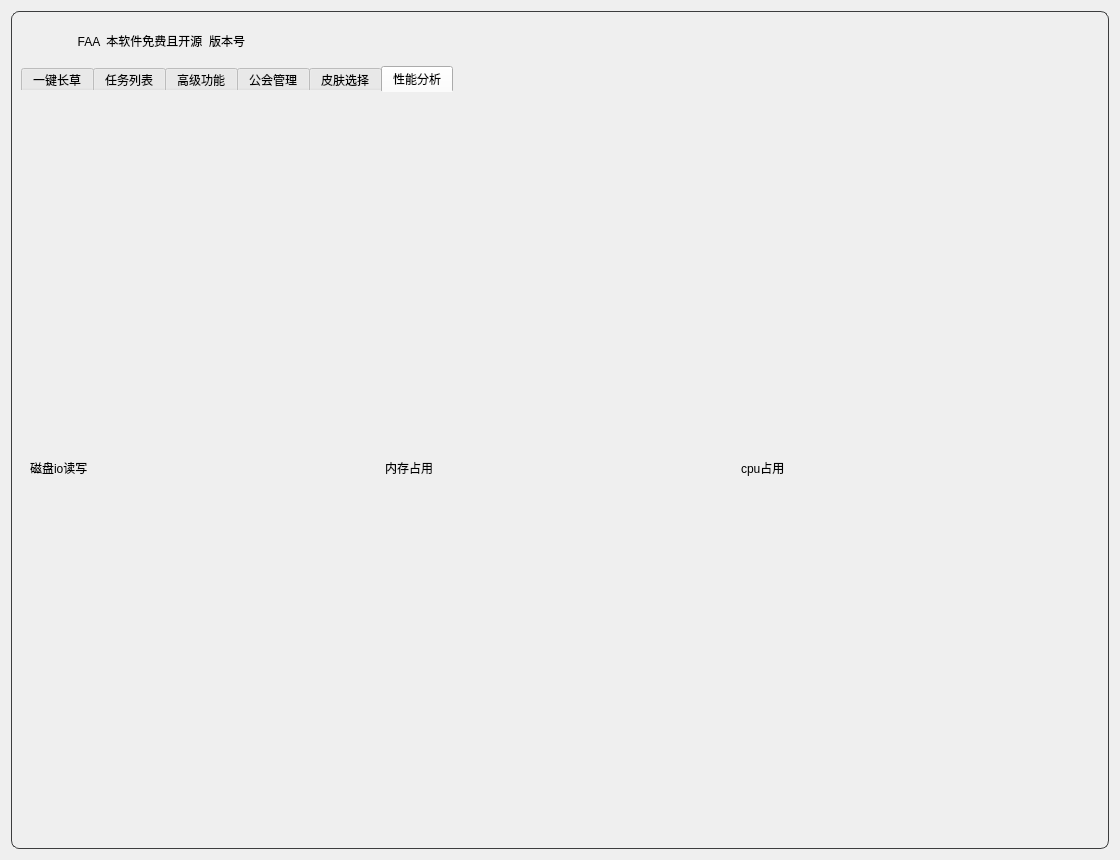
Old version of the form resource/ui/FAA_3.0.ui in the repository StareAbyss/FoodsVsMiceAutoAssistant.
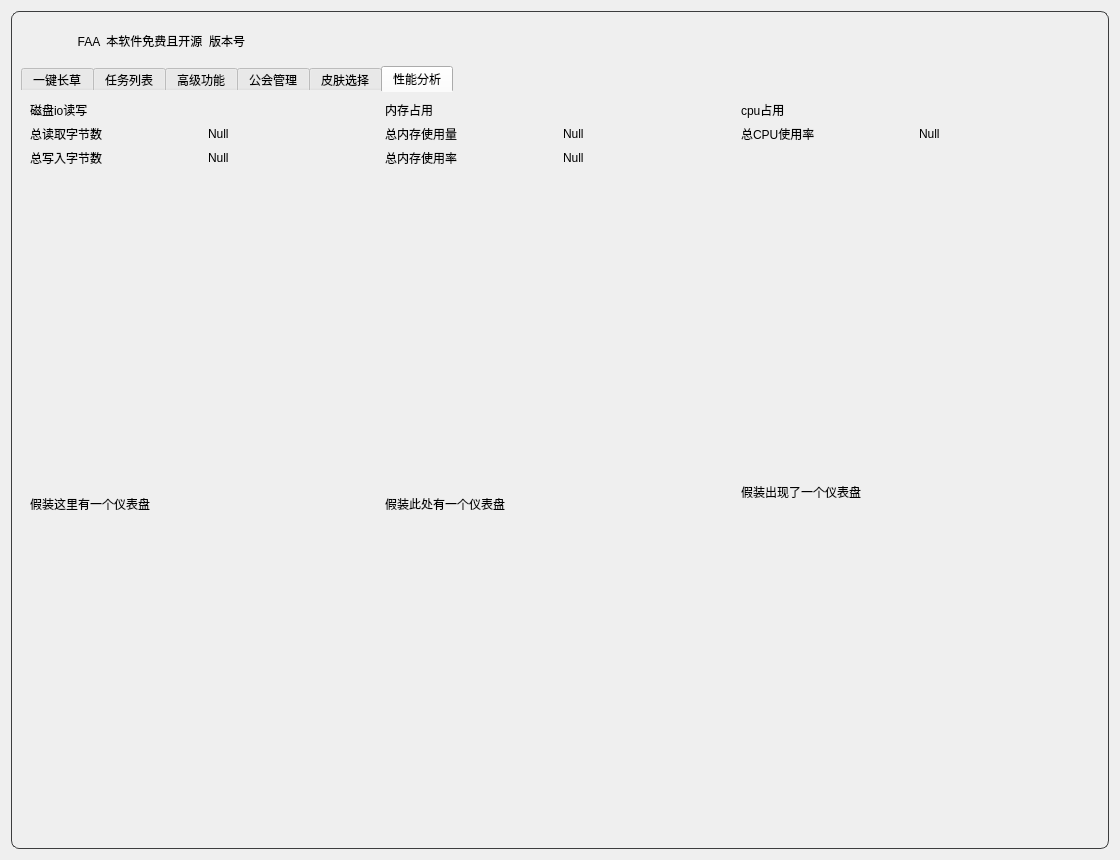
New version of the form. The open tabs and pages were chosen to show the change. Icons and pictures are not drawn. Custom widgets are drawn as their Qt base class.

Commit message: v1.5.0 beta3 性能仪表盘框架细节完善

Patch:
```diff
--- a/resource/ui/FAA_3.0.ui
+++ b/resource/ui/FAA_3.0.ui
@@ -10074,25 +10074,232 @@
         </attribute>
         <layout class="QHBoxLayout" name="horizontalLayout_7">
          <item>
-          <widget class="QLabel" name="label_8">
-           <property name="text">
-            <string>磁盘io读写</string>
-           </property>
-          </widget>
+          <layout class="QVBoxLayout" name="verticalLayout_12">
+           <item>
+            <widget class="QLabel" name="label_8">
+             <property name="text">
+              <string>磁盘io读写</string>
+             </property>
+            </widget>
+           </item>
+           <item>
+            <layout class="QHBoxLayout" name="horizontalLayout_8">
+             <item>
+              <widget class="QLabel" name="label_14">
+               <property name="text">
+                <string>总读取字节数</string>
+               </property>
+              </widget>
+             </item>
+             <item>
+              <widget class="QLabel" name="read_bytes_label">
+               <property name="text">
+                <string>Null</string>
+               </property>
+              </widget>
+             </item>
+            </layout>
+           </item>
+           <item>
+            <layout class="QHBoxLayout" name="horizontalLayout_9">
+             <item>
+              <widget class="QLabel" name="label_20">
+               <property name="text">
+                <string>总写入字节数</string>
+               </property>
+              </widget>
+             </item>
+             <item>
+              <widget class="QLabel" name="write_bytes_label">
+               <property name="text">
+                <string>Null</string>
+               </property>
+              </widget>
+             </item>
+            </layout>
+           </item>
+           <item>
+            <spacer name="verticalSpacer_13">
+             <property name="orientation">
+              <enum>Qt::Vertical</enum>
+             </property>
+             <property name="sizeHint" stdset="0">
+              <size>
+               <width>20</width>
+               <height>40</height>
+              </size>
+             </property>
+            </spacer>
+           </item>
+           <item>
+            <widget class="QLabel" name="label_17">
+             <property name="sizePolicy">
+              <sizepolicy hsizetype="Preferred" vsizetype="Preferred">
+               <horstretch>0</horstretch>
+               <verstretch>0</verstretch>
+              </sizepolicy>
+             </property>
+             <property name="text">
+              <string>假装这里有一个仪表盘</string>
+             </property>
+            </widget>
+           </item>
+           <item>
+            <spacer name="verticalSpacer_14">
+             <property name="orientation">
+              <enum>Qt::Vertical</enum>
+             </property>
+             <property name="sizeHint" stdset="0">
+              <size>
+               <width>20</width>
+               <height>40</height>
+              </size>
+             </property>
+            </spacer>
+           </item>
+          </layout>
          </item>
          <item>
-          <widget class="QLabel" name="label_9">
-           <property name="text">
-            <string>内存占用</string>
-           </property>
-          </widget>
+          <layout class="QVBoxLayout" name="verticalLayout_13">
+           <item>
+            <widget class="QLabel" name="label_9">
+             <property name="text">
+              <string>内存占用</string>
+             </property>
+            </widget>
+           </item>
+           <item>
+            <layout class="QHBoxLayout" name="horizontalLayout_10">
+             <item>
+              <widget class="QLabel" name="label_15">
+               <property name="text">
+                <string>总内存使用量</string>
+               </property>
+              </widget>
+             </item>
+             <item>
+              <widget class="QLabel" name="total_memory_rss_label">
+               <property name="text">
+                <string>Null</string>
+               </property>
+              </widget>
+             </item>
+            </layout>
+           </item>
+           <item>
+            <layout class="QHBoxLayout" name="horizontalLayout_11">
+             <item>
+              <widget class="QLabel" name="label_21">
+               <property name="text">
+                <string>总内存使用率</string>
+               </property>
+              </widget>
+             </item>
+             <item>
+              <widget class="QLabel" name="total_memory_percent_label">
+               <property name="text">
+                <string>Null</string>
+               </property>
+              </widget>
+             </item>
+            </layout>
+           </item>
+           <item>
+            <spacer name="verticalSpacer_9">
+             <property name="orientation">
+              <enum>Qt::Vertical</enum>
+             </property>
+             <property name="sizeHint" stdset="0">
+              <size>
+               <width>20</width>
+               <height>40</height>
+              </size>
+             </property>
+            </spacer>
+           </item>
+           <item>
+            <widget class="QLabel" name="label_18">
+             <property name="text">
+              <string>假装此处有一个仪表盘</string>
+             </property>
+            </widget>
+           </item>
+           <item>
+            <spacer name="verticalSpacer_15">
+             <property name="orientation">
+              <enum>Qt::Vertical</enum>
+             </property>
+             <property name="sizeHint" stdset="0">
+              <size>
+               <width>20</width>
+               <height>40</height>
+              </size>
+             </property>
+            </spacer>
+           </item>
+          </layout>
          </item>
          <item>
-          <widget class="QLabel" name="label_13">
-           <property name="text">
-            <string>cpu占用</string>
-           </property>
-          </widget>
+          <layout class="QVBoxLayout" name="verticalLayout_14">
+           <item>
+            <widget class="QLabel" name="label_13">
+             <property name="text">
+              <string>cpu占用</string>
+             </property>
+            </widget>
+           </item>
+           <item>
+            <layout class="QHBoxLayout" name="horizontalLayout_12">
+             <item>
+              <widget class="QLabel" name="label_16">
+               <property name="text">
+                <string>总CPU使用率</string>
+               </property>
+              </widget>
+             </item>
+             <item>
+              <widget class="QLabel" name="total_cpu_percent_label">
+               <property name="text">
+                <string>Null</string>
+               </property>
+              </widget>
+             </item>
+            </layout>
+           </item>
+           <item>
+            <spacer name="verticalSpacer_8">
+             <property name="orientation">
+              <enum>Qt::Vertical</enum>
+             </property>
+             <property name="sizeHint" stdset="0">
+              <size>
+               <width>20</width>
+               <height>40</height>
+              </size>
+             </property>
+            </spacer>
+           </item>
+           <item>
+            <widget class="QLabel" name="label_19">
+             <property name="text">
+              <string>假装出现了一个仪表盘</string>
+             </property>
+            </widget>
+           </item>
+           <item>
+            <spacer name="verticalSpacer_16">
+             <property name="orientation">
+              <enum>Qt::Vertical</enum>
+             </property>
+             <property name="sizeHint" stdset="0">
+              <size>
+               <width>20</width>
+               <height>40</height>
+              </size>
+             </property>
+            </spacer>
+           </item>
+          </layout>
          </item>
         </layout>
        </widget>
```
The commit also changes 1 other file.
